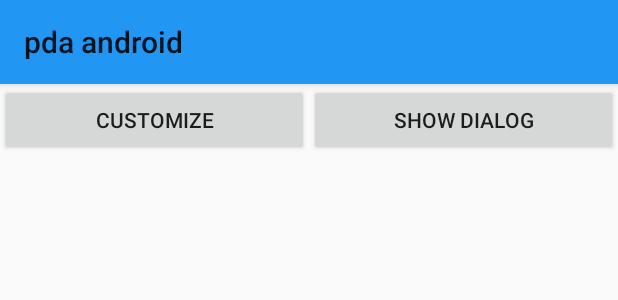
After one commit to wathmal/pda-android, an Android app: the layout calender_main.xml on its own in the app's theme, with its tools: preview values and no code run, on a phone screen of 412 x 824 dp. The commit adds this screen. Shown: the top 300 px of the screen. Run offline under Robolectric (Android 15) with nearby library versions, the light colour scheme and no system bars.

Commit message:
calender view
Signed-off-by: AselaDarshan <aseladarshan@gmail.com>

```diff
--- a/app/build.gradle
+++ b/app/build.gradle
@@ -26,4 +26,5 @@ dependencies {
     compile 'com.amulyakhare:com.amulyakhare.textdrawable:1.0.1'
     compile 'com.android.support:support-v4:21.0.+'
     compile 'net.i2p.android.ext:floatingactionbutton:1.8.0'
+    compile 'com.roomorama:caldroid:2.0.0'
 }
--- a/app/src/main/AndroidManifest.xml
+++ b/app/src/main/AndroidManifest.xml
@@ -20,6 +20,11 @@
             android:name=".AddEventActivity"
             android:label="@string/title_activity_add_event" >
         </activity>
+
+        <activity
+            android:name=".CalenderActivity"
+            android:label="Calender" >
+        </activity>
         <receiver android:name=".NotificationPublisher" />
     </application>
 
--- /dev/null
+++ b/app/src/main/res/layout/calender_main.xml
@@ -0,0 +1,40 @@
+<?xml version="1.0" encoding="utf-8"?>
+<LinearLayout xmlns:android="http://schemas.android.com/apk/res/android"
+    android:layout_width="match_parent"
+    android:layout_height="wrap_content"
+    android:orientation="vertical" >
+
+    <LinearLayout
+        android:id="@+id/calendar1"
+        android:layout_width="match_parent"
+        android:layout_height="wrap_content"
+        android:orientation="vertical" >
+    </LinearLayout>
+
+    <LinearLayout
+        android:id="@+id/button_layout"
+        android:layout_width="match_parent"
+        android:layout_height="wrap_content"
+        android:orientation="horizontal" >
+
+        <Button
+            android:id="@+id/customize_button"
+            android:layout_width="0dp"
+            android:layout_height="wrap_content"
+            android:layout_weight="1"
+            android:text="@string/customize" />
+
+        <Button
+            android:id="@+id/show_dialog_button"
+            android:layout_width="0dp"
+            android:layout_height="wrap_content"
+            android:layout_weight="1"
+            android:text="@string/show_dialog" />
+    </LinearLayout>
+
+    <TextView
+        android:id="@+id/textview"
+        android:layout_width="match_parent"
+        android:layout_height="wrap_content" />
+
+</LinearLayout>
--- a/app/src/main/res/values/strings.xml
+++ b/app/src/main/res/values/strings.xml
@@ -42,4 +42,8 @@
     <string name="add_description">add description to event</string>
     <string name="hello_blank_fragment">Hello blank fragment</string>
 
+    <string name="customize">Customize</string>
+    <string name="show_dialog">Show Dialog</string>
+    <string name="undo">Undo</string>
+
 </resources>
```
Also changed, not shown: app/src/main/java/com/awesome/wathmal/awesomeapp/CalenderActivity.java (added, +293 -0 lines), app/src/main/java/com/awesome/wathmal/awesomeapp/CalenderCustomAdapter.java (added, +115 -0 lines), app/src/main/java/com/awesome/wathmal/awesomeapp/CalenderCustomFragment.java (added, +15 -0 lines), app/src/main/res/layout/custom_cell.xml (added, +21 -0 lines), app/src/main/res/values-v11/styles.xml (added, +11 -0 lines), app/src/main/res/values-v14/styles.xml (added, +12 -0 lines), app/src/main/res/drawable-ldpi/ic_launcher.png (added), 4 other files.
